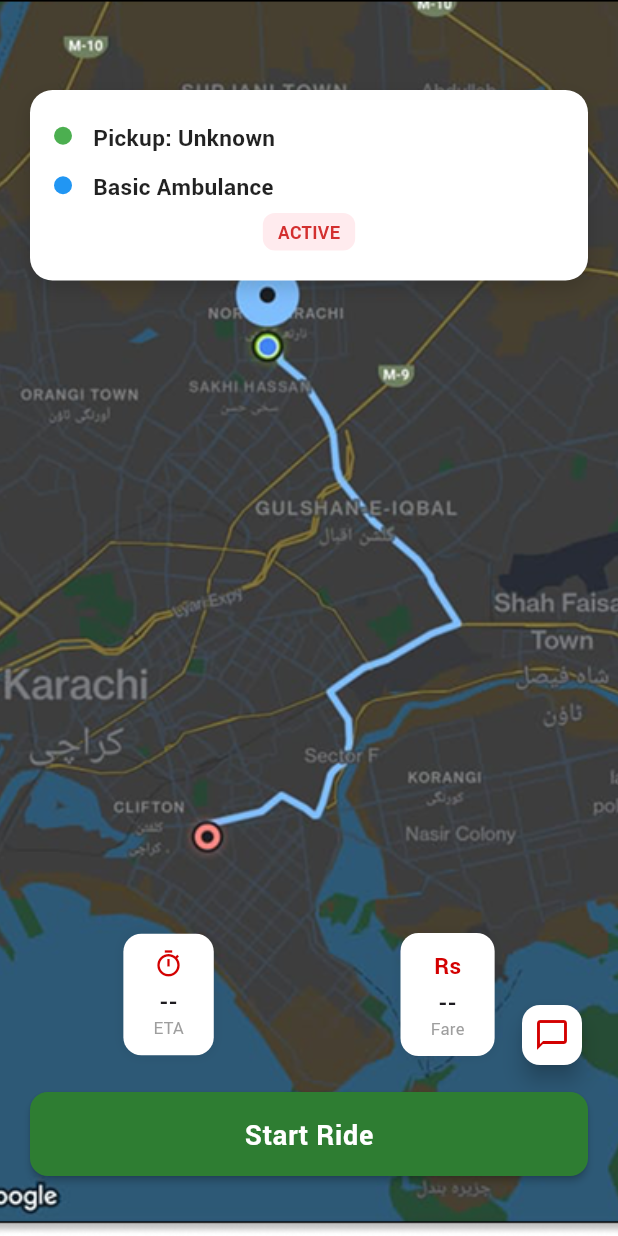
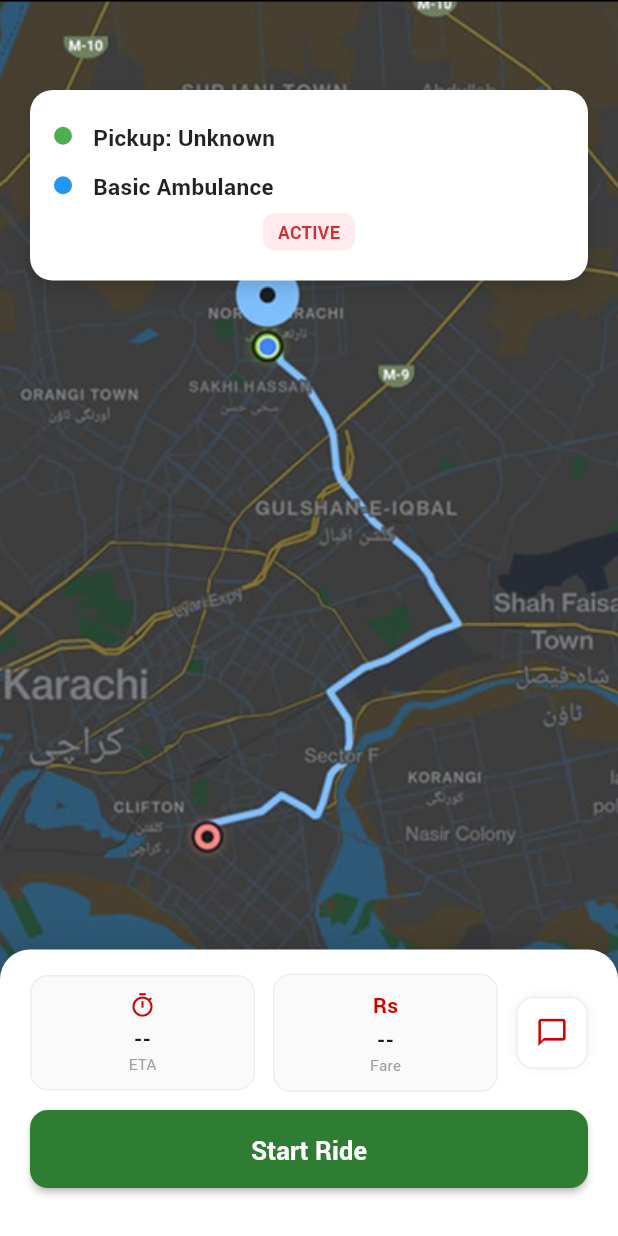
Before and after one commit to jhonrobert807-beep/rsq-mobile, a Flutter app: the DriverRideScreen screen opened by its route, after a tap on the "chat bubble outline" icon, on a phone screen of 412 x 824 dp. Run offline on Flutter 3.47's test engine with Material 3 defaults, Android fonts, the phone set to English and light mode, and no system bars; our stand-ins replace dio, flutter_map, flutter_secure_storage, geolocator, google_sign_in, latlong2 and 1 more; accounts and stored records are empty.

Commit message:
fix: driver ride screen layout + patient rating dialog reload loop
- Driver screen: replace scattered Positioned widgets with single white
  bottom panel (paramedic card + ETA/Fare/Chat row + action button)
- Patient screen: move ride-completion logic out of build() into poll
  timer to prevent addPostFrameCallback re-scheduling on every rebuild
- Rating dialog: after dismiss navigate home directly, no refreshActiveRide
  call that was triggering rebuild loop

```diff
--- a/lib/screens/driver/driver_ride_screen.dart
+++ b/lib/screens/driver/driver_ride_screen.dart
@@ -261,74 +261,82 @@ class _DriverRideScreenState extends State<DriverRideScreen> {
             ),
           ),
 
-          if (ride?.ambulanceType == 'WITH_DOCTOR' && ride?.paramedicName != null)
           Positioned(
-              bottom: 185,
-              left: 20,
-              right: 20,
+            bottom: 0,
+            left: 0,
+            right: 0,
             child: Container(
-                padding: const EdgeInsets.symmetric(horizontal: 16, vertical: 12),
+              padding: const EdgeInsets.fromLTRB(20, 16, 20, 32),
+              decoration: BoxDecoration(
+                color: Colors.white,
+                borderRadius: const BorderRadius.vertical(top: Radius.circular(20)),
+                boxShadow: [BoxShadow(color: Colors.black.withValues(alpha: 0.12), blurRadius: 16, offset: const Offset(0, -4))],
+              ),
+              child: Column(
+                mainAxisSize: MainAxisSize.min,
+                children: [
+                  if (ride?.ambulanceType == 'WITH_DOCTOR' && ride?.paramedicName != null) ...[
+                    Container(
+                      padding: const EdgeInsets.symmetric(horizontal: 14, vertical: 10),
                       decoration: BoxDecoration(
                         color: const Color(0xFFE8F5E9),
-                  borderRadius: BorderRadius.circular(12),
-                  border: Border.all(color: const Color(0xFF2E7D32).withOpacity(0.3)),
-                  boxShadow: [BoxShadow(color: Colors.black.withValues(alpha: 0.08), blurRadius: 6)],
+                        borderRadius: BorderRadius.circular(10),
+                        border: Border.all(color: const Color(0xFF2E7D32).withOpacity(0.25)),
                       ),
                       child: Row(
                         children: [
-                    const Icon(Icons.medical_services, color: Color(0xFF2E7D32), size: 22),
-                    const SizedBox(width: 12),
+                          const Icon(Icons.medical_services, color: Color(0xFF2E7D32), size: 20),
+                          const SizedBox(width: 10),
                           Expanded(
                             child: Column(
                               crossAxisAlignment: CrossAxisAlignment.start,
                               children: [
-                          const Text('Paramedic Partner', style: TextStyle(fontSize: 11, color: Color(0xFF2E7D32), fontWeight: FontWeight.w600)),
-                          Text(ride!.paramedicName!, style: const TextStyle(fontSize: 14, fontWeight: FontWeight.bold)),
+                                const Text('Paramedic Partner', style: TextStyle(fontSize: 10, color: Color(0xFF2E7D32), fontWeight: FontWeight.w600)),
+                                Text(ride!.paramedicName!, style: const TextStyle(fontSize: 13, fontWeight: FontWeight.bold)),
                                 if (ride.paramedicPhone != null)
-                            Text(ride.paramedicPhone!, style: const TextStyle(fontSize: 12, color: Colors.grey)),
+                                  Text(ride.paramedicPhone!, style: const TextStyle(fontSize: 11, color: Colors.grey)),
                               ],
                             ),
                           ),
                         ],
                       ),
                     ),
-            ),
+                    const SizedBox(height: 12),
+                  ],
 
-          Positioned(
-            bottom: 120,
-            left: 20,
-            right: 20,
-            child: Row(
-              mainAxisAlignment: MainAxisAlignment.spaceAround,
+                  Row(
                     children: [
-                _buildInfoChip(Icons.timer_outlined, etaLabel, 'ETA'),
-                _buildInfoChip(Icons.payments_outlined, fareLabel, 'Fare', iconText: 'Rs'),
-              ],
-            ),
-          ),
-
-          Positioned(
-            bottom: 110,
-            right: 20,
-            child: Stack(
+                      Expanded(child: _buildInfoChip(Icons.timer_outlined, etaLabel, 'ETA')),
+                      const SizedBox(width: 12),
+                      Expanded(child: _buildInfoChip(Icons.payments_outlined, fareLabel, 'Fare', iconText: 'Rs')),
+                      const SizedBox(width: 12),
+                      Stack(
                         clipBehavior: Clip.none,
                         children: [
-                FloatingActionButton(
-                  mini: true,
-                  backgroundColor: Colors.white,
+                          Container(
+                            width: 48,
+                            height: 48,
+                            decoration: BoxDecoration(
+                              color: Colors.white,
+                              borderRadius: BorderRadius.circular(12),
+                              border: Border.all(color: Colors.grey.shade200),
+                              boxShadow: [BoxShadow(color: Colors.black.withValues(alpha: 0.06), blurRadius: 4)],
+                            ),
+                            child: IconButton(
+                              icon: const Icon(Icons.chat_bubble_outline, color: Color(0xFFD30000), size: 22),
                               onPressed: () {
-                    final ride = context.read<RideProvider>().activeRide;
-                    if (ride != null) {
+                                final r = context.read<RideProvider>().activeRide;
+                                if (r != null) {
                                   context.read<ChatProvider>().clearUnread();
                                   Navigator.pushNamed(context, AppRoutes.chatScreen, arguments: {
-                        'rideRequestId': ride.id,
-                        'recipientId': ride.userId,
-                        'recipientName': ride.patientName ?? 'Patient',
-                        'isGroup': ride.ambulanceType == 'WITH_DOCTOR',
+                                    'rideRequestId': r.id,
+                                    'recipientId': r.userId,
+                                    'recipientName': r.patientName ?? 'Patient',
+                                    'isGroup': r.ambulanceType == 'WITH_DOCTOR',
                                   });
                                 }
                               },
-                  child: const Icon(Icons.chat_bubble_outline, color: Color(0xFFD30000)),
+                            ),
                           ),
                           Consumer<ChatProvider>(
                             builder: (_, chat, __) {
@@ -352,15 +360,14 @@ class _DriverRideScreenState extends State<DriverRideScreen> {
                           ),
                         ],
                       ),
+                    ],
                   ),
 
-          Positioned(
-            bottom: 40,
-            left: 20,
-            right: 20,
-            child: SizedBox(
+                  const SizedBox(height: 12),
+
+                  SizedBox(
                     width: double.infinity,
-              height: 56,
+                    height: 52,
                     child: ride?.status == 'IN_TRIP'
                         ? ElevatedButton(
                             onPressed: _isEnding ? null : _endRide,
@@ -372,7 +379,7 @@ class _DriverRideScreenState extends State<DriverRideScreen> {
                             ),
                             child: _isEnding
                                 ? const SizedBox(width: 24, height: 24, child: CircularProgressIndicator(color: Colors.white, strokeWidth: 2))
-                          : const Text('End Ride', style: TextStyle(fontSize: 18, fontWeight: FontWeight.bold, letterSpacing: 0.5)),
+                                : const Text('End Ride', style: TextStyle(fontSize: 17, fontWeight: FontWeight.bold)),
                           )
                         : ElevatedButton(
                             onPressed: _isStarting ? null : _startRide,
@@ -384,7 +391,10 @@ class _DriverRideScreenState extends State<DriverRideScreen> {
                             ),
                             child: _isStarting
                                 ? const SizedBox(width: 24, height: 24, child: CircularProgressIndicator(color: Colors.white, strokeWidth: 2))
-                          : const Text('Start Ride', style: TextStyle(fontSize: 18, fontWeight: FontWeight.bold, letterSpacing: 0.5)),
+                                : const Text('Start Ride', style: TextStyle(fontSize: 17, fontWeight: FontWeight.bold)),
+                          ),
+                  ),
+                ],
               ),
             ),
           ),
@@ -405,16 +415,21 @@ class _DriverRideScreenState extends State<DriverRideScreen> {
 
   Widget _buildInfoChip(IconData icon, String value, String label, {String? iconText}) {
     return Container(
-      padding: const EdgeInsets.symmetric(horizontal: 20, vertical: 10),
-      decoration: BoxDecoration(color: Colors.white, borderRadius: BorderRadius.circular(12), boxShadow: [BoxShadow(color: Colors.black.withValues(alpha: 0.08), blurRadius: 6)]),
+      padding: const EdgeInsets.symmetric(vertical: 10),
+      decoration: BoxDecoration(
+        color: Colors.grey.shade50,
+        borderRadius: BorderRadius.circular(12),
+        border: Border.all(color: Colors.grey.shade200),
+      ),
       child: Column(
+        mainAxisSize: MainAxisSize.min,
         children: [
           iconText != null
-              ? Text(iconText, style: const TextStyle(color: Color(0xFFD30000), fontSize: 15, fontWeight: FontWeight.bold))
-              : Icon(icon, color: const Color(0xFFD30000), size: 20),
-          const SizedBox(height: 4),
-          Text(value, style: const TextStyle(fontWeight: FontWeight.bold, fontSize: 15)),
-          Text(label, style: TextStyle(color: Colors.grey[500], fontSize: 11)),
+              ? Text(iconText, style: const TextStyle(color: Color(0xFFD30000), fontSize: 14, fontWeight: FontWeight.bold))
+              : Icon(icon, color: const Color(0xFFD30000), size: 18),
+          const SizedBox(height: 3),
+          Text(value, style: const TextStyle(fontWeight: FontWeight.bold, fontSize: 14)),
+          Text(label, style: TextStyle(color: Colors.grey[500], fontSize: 10)),
         ],
       ),
     );
--- a/lib/screens/user_ride_details_sceen.dart
+++ b/lib/screens/user_ride_details_sceen.dart
@@ -27,13 +27,41 @@ class _UserRideDetailsScreenState extends State<UserRideDetailsScreen> {
   @override
   void initState() {
     super.initState();
-    _pollTimer = Timer.periodic(const Duration(seconds: 5), (_) {
-      if (mounted) context.read<RideProvider>().refreshActiveRide();
+    _pollTimer = Timer.periodic(const Duration(seconds: 5), (_) async {
+      if (!mounted) return;
+      final ride = context.read<RideProvider>().activeRide;
+      if (ride == null) return;
+      if (ride.isCompleted) {
+        _pollTimer?.cancel();
+        _pollTimer = null;
+        _onRideCompleted(ride.id);
+        return;
+      }
+      await context.read<RideProvider>().refreshActiveRide();
+      if (!mounted) return;
+      final updated = context.read<RideProvider>().activeRide;
+      if (updated != null && updated.isCompleted) {
+        _pollTimer?.cancel();
+        _pollTimer = null;
+        _onRideCompleted(updated.id);
+      }
     });
     WidgetsBinding.instance.addPostFrameCallback((_) {
       _connectChatBackground();
       _fetchRoute();
+      // Handle case where ride is already completed when screen opens
+      final ride = context.read<RideProvider>().activeRide;
+      if (ride != null && ride.isCompleted) {
+        _pollTimer?.cancel();
+        _pollTimer = null;
+        _onRideCompleted(ride.id);
+      }
     });
+  }
+
+  void _onRideCompleted(String rideId) {
+    if (!mounted || _ratingShown) return;
+    _showRatingDialog(rideId);
   }
 
   void _connectChatBackground() {
@@ -150,13 +178,11 @@ class _UserRideDetailsScreenState extends State<UserRideDetailsScreen> {
     );
 
     if (!mounted) return;
-    // Refresh so userRating is populated — prevents dialog re-trigger
-    await context.read<RideProvider>().refreshActiveRide();
-    if (!mounted) return;
     final currentRide = context.read<RideProvider>().activeRide;
     if (currentRide?.paymentStatus == 'PENDING') {
-      setState(() {});
+      // Stay on screen to show Pay Now button — no rebuild needed, widget already shows it
     } else {
+      context.read<RideProvider>().clearActiveRide();
       Navigator.pushReplacementNamed(context, AppRoutes.home);
     }
   }
@@ -173,15 +199,6 @@ class _UserRideDetailsScreenState extends State<UserRideDetailsScreen> {
       return const Scaffold(
         body: Center(child: CircularProgressIndicator(color: Color(0xFFD42C2C))),
       );
-    }
-
-    // Stop polling and trigger rating dialog when ride is completed
-    if (ride.isCompleted) {
-      _pollTimer?.cancel();
-      _pollTimer = null;
-      if (ride.userRating == null && !_ratingShown) {
-        WidgetsBinding.instance.addPostFrameCallback((_) => _showRatingDialog(ride.id));
-      }
     }
 
     return Scaffold(
```
Lines whose indentation alone changed are shown as unchanged.
